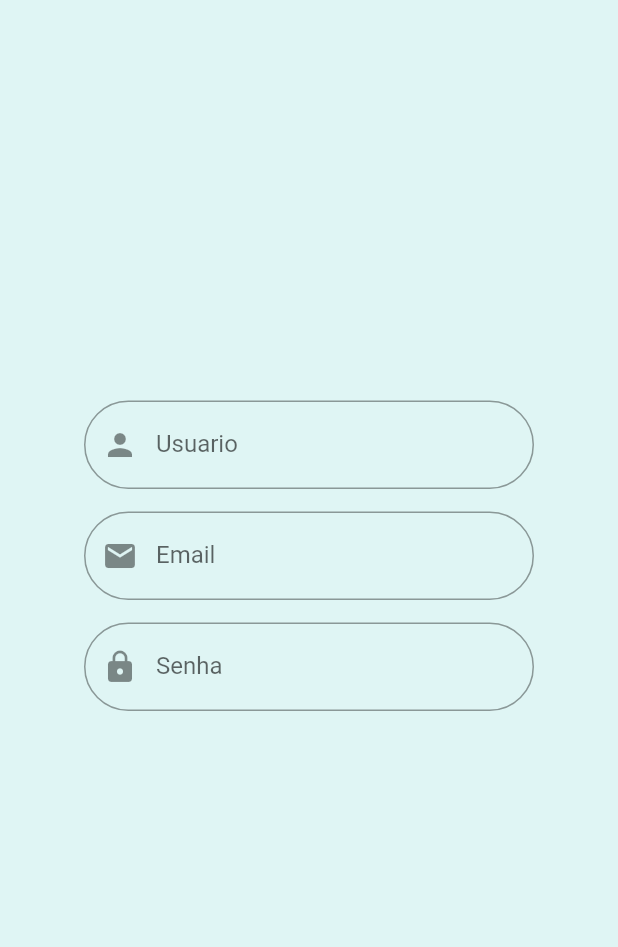
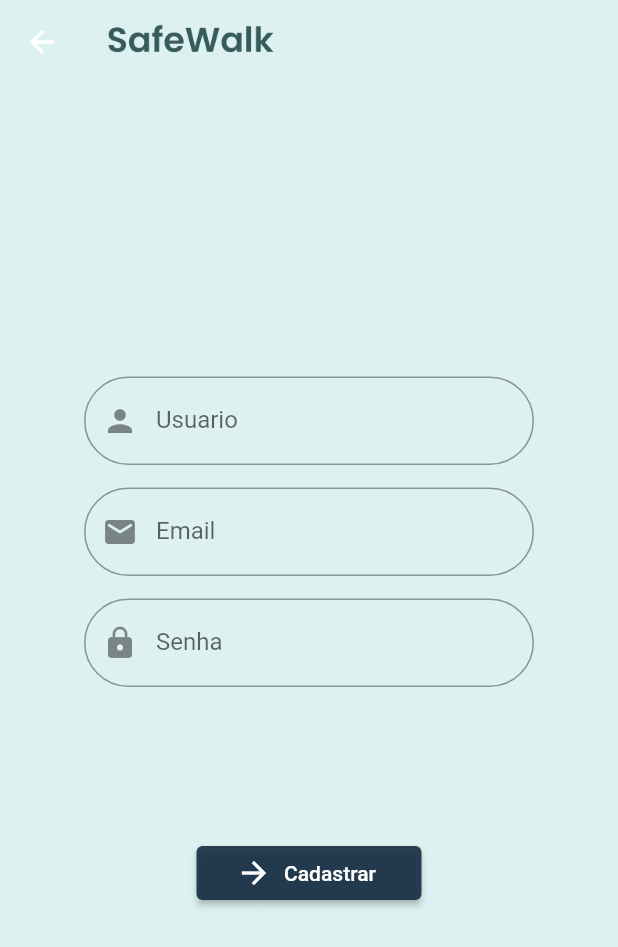
Before and after one commit to lavianii/Tcc-Front-End, a Flutter app: the Cadastro screen opened directly, on a phone screen of 412 x 824 dp. Shown: the top 947 px of the screen. Run offline on Flutter 3.47's test engine with Material 2 defaults, Android fonts, the phone set to English and light mode, and no system bars.

Commit message:
tela de cadastro pronta

```diff
--- a/flutter_application/lib/components/Cadastro.dart
+++ b/flutter_application/lib/components/Cadastro.dart
@@ -1,8 +1,6 @@
 import 'package:flutter/material.dart';
-import 'templates/CadastrarBotao.dart';
 import 'templates/EntrarBotao.dart';
 import 'templates/EstiloTextFild.dart';
-import 'templates/Logo.dart';
 
 class Cadastro extends StatefulWidget {
   const Cadastro({Key? key}) : super(key: key);
@@ -15,12 +13,25 @@ class _CadastroState extends State<Cadastro> {
   @override
   Widget build(BuildContext context) {
     return Scaffold(
-      backgroundColor: const Color.fromRGBO(223, 245, 244, 1),
+      appBar: AppBar(
+        backgroundColor: const Color.fromARGB(255, 221, 241, 240),
+        elevation: 0,
+        title: Row(
+          children: [
+            Image.asset(
+              'lib/components/assets/images/logo2.png',
+              height: 50,
+            ),
+          ],
+        ),
+      ),
       resizeToAvoidBottomInset: false,
-      body: Center(
-        heightFactor: 3,
+      body: Container(
+        height: double.infinity,
+        width: double.infinity,
+        color: const Color.fromARGB(255, 221, 241, 240),
         child: Padding(
-          padding: const EdgeInsets.symmetric(vertical: 10),
+          padding: const EdgeInsets.symmetric(vertical: 180),
           child: SingleChildScrollView(
             child: Column(
               children: const [
@@ -33,7 +44,7 @@ class _CadastroState extends State<Cadastro> {
                 SizedBox(height: 15),
                 EstiloTextFild(
                   label: 'Email',
-                  iconData: Icons.email,
+                  iconData: Icons.email_rounded,
                   obscureText: false,
                 ),
                 SizedBox(height: 15),
@@ -42,6 +53,8 @@ class _CadastroState extends State<Cadastro> {
                   iconData: Icons.lock,
                   obscureText: true,
                 ),
+                SizedBox(height: 100),
+                EntrarBotao(text: 'Cadastrar')
               ],
             ),
           ),
--- a/flutter_application/lib/components/templates/EntrarBotao.dart
+++ b/flutter_application/lib/components/templates/EntrarBotao.dart
@@ -1,5 +1,3 @@
-
-
 import 'package:flutter/material.dart';
 
 class EntrarBotao extends StatelessWidget {
--- a/flutter_application/lib/main.dart
+++ b/flutter_application/lib/main.dart
@@ -1,8 +1,5 @@
 import 'package:flutter/material.dart';
-import './components/TelaDenuncia.dart';
-import './components/TelaBoletimDeOcorrencia.dart';
-import './components/Login.dart';
-
+import 'package:flutter_application/components/Login.dart';
 
 void main() {
   runApp(
@@ -12,21 +9,17 @@ void main() {
     ),
   );
 }
+
 class MyApp extends StatefulWidget {
   const MyApp({Key? key}) : super(key: key);
 
   @override
   State<MyApp> createState() => _MyAppState();
 }
+
 class _MyAppState extends State<MyApp> {
   @override
   Widget build(BuildContext context) {
-
-    return  Container(
-      //testando
-      child: TelaBoletimDeOcorrencia(),
-
-    );
-
+    return const Login();
   }
 }
--- a/flutter_application/pubspec.yaml
+++ b/flutter_application/pubspec.yaml
@@ -62,6 +62,7 @@ flutter:
   # To add assets to your application, add an assets section, like this:
   assets:
     - lib/components/assets/images/logo.png
+    - lib/components/assets/images/logo2.png
     - lib/components/assets/icons/atencao.png
     - lib/components/assets/icons/favoritos.png
     - lib/components/assets/icons/grafico.png
```
Also changed, not shown: flutter_application/lib/components/templates/BotaoPadrao.dart (+11 -17 lines), flutter_application/lib/components/assets/images/logo2.png (added), 1 other file.
